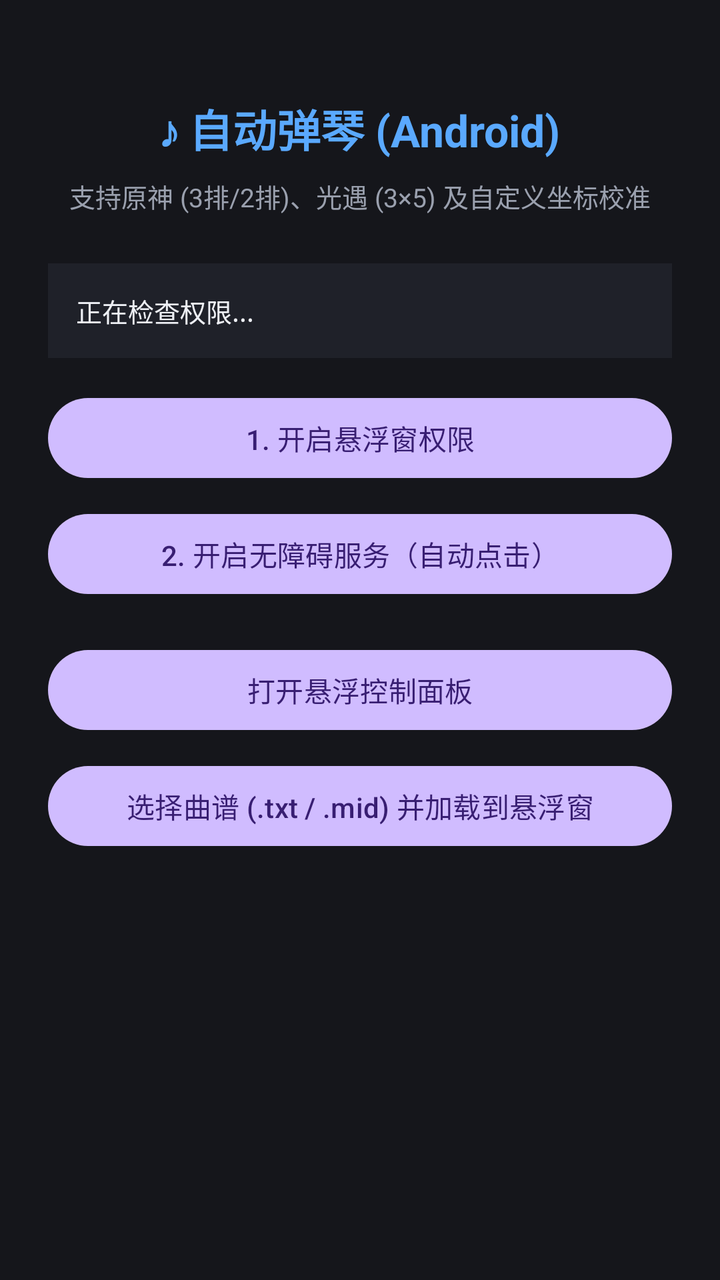
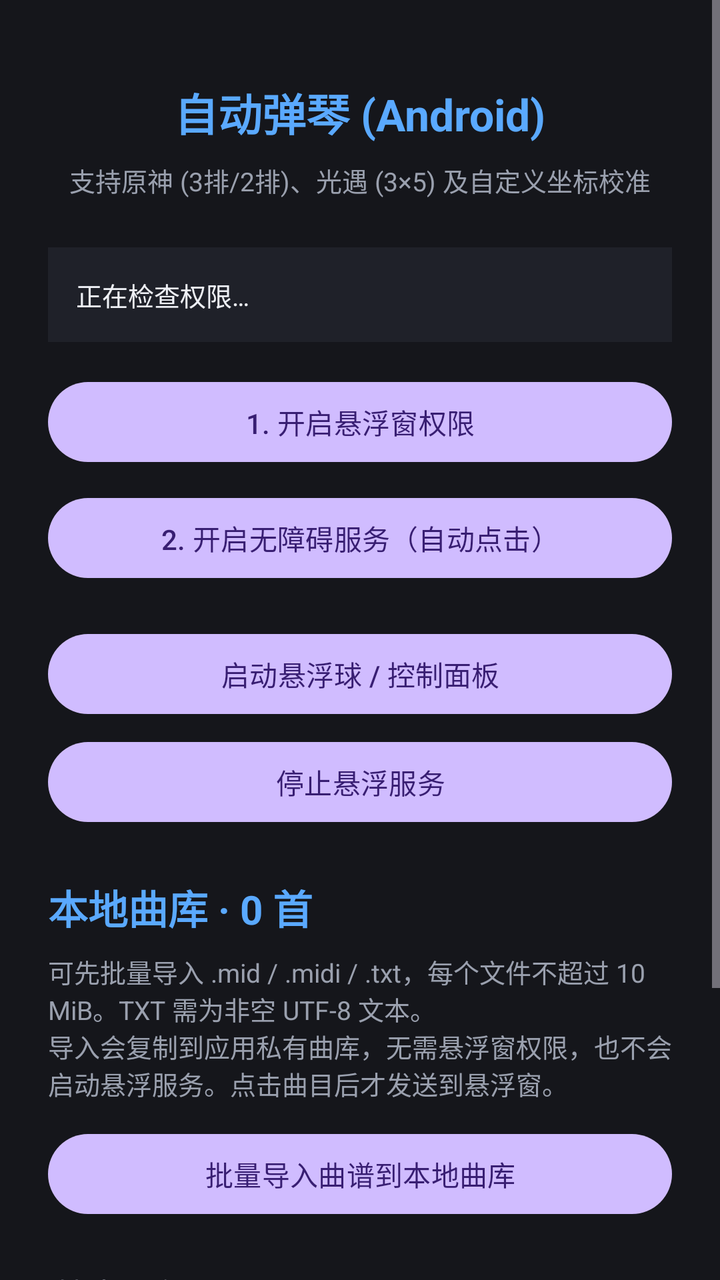

An Android layout rendered at two revisions. The XML below is the earlier revision; the diff shows what the commit changed to produce the second picture.
<!-- AndroidManifest.xml: application theme Theme.Material3.Dark.NoActionBar -->
<!-- res/layout/activity_main.xml -->
<?xml version="1.0" encoding="utf-8"?>
<LinearLayout xmlns:android="http://schemas.android.com/apk/res/android"
    android:layout_width="match_parent"
    android:layout_height="match_parent"
    android:background="#15161b"
    android:gravity="center_horizontal"
    android:orientation="vertical"
    android:padding="24dp">

    <TextView
        android:layout_width="wrap_content"
        android:layout_height="wrap_content"
        android:layout_marginTop="24dp"
        android:text="♪ 自动弹琴 (Android)"
        android:textColor="#5aa9ff"
        android:textSize="22sp"
        android:textStyle="bold" />

    <TextView
        android:layout_width="wrap_content"
        android:layout_height="wrap_content"
        android:layout_marginTop="8dp"
        android:text="支持原神 (3排/2排)、光遇 (3×5) 及自定义坐标校准"
        android:textColor="#9aa0ae"
        android:textSize="13sp" />

    <TextView
        android:id="@+id/tv_perm_status"
        android:layout_width="match_parent"
        android:layout_height="wrap_content"
        android:layout_marginTop="24dp"
        android:background="#1f2129"
        android:padding="14dp"
        android:text="正在检查权限..."
        android:textColor="#eef0f5"
        android:textSize="13sp" />

    <Button
        android:id="@+id/btn_overlay_perm"
        android:layout_width="match_parent"
        android:layout_height="wrap_content"
        android:layout_marginTop="16dp"
        android:text="1. 开启悬浮窗权限" />

    <Button
        android:id="@+id/btn_acc_perm"
        android:layout_width="match_parent"
        android:layout_height="wrap_content"
        android:layout_marginTop="10dp"
        android:text="2. 开启无障碍服务（自动点击）" />

    <Button
        android:id="@+id/btn_start_overlay"
        android:layout_width="match_parent"
        android:layout_height="wrap_content"
        android:layout_marginTop="20dp"
        android:text="打开悬浮控制面板" />

    <Button
        android:id="@+id/btn_pick_score"
        android:layout_width="match_parent"
        android:layout_height="wrap_content"
        android:layout_marginTop="10dp"
        android:text="选择曲谱 (.txt / .mid) 并加载到悬浮窗" />
</LinearLayout>
<!-- resources referenced by this layout -->
<resources>

</resources>

<!-- the commit's change to res/layout/activity_main.xml (unified diff, before → after) -->
@@ -1,65 +1,140 @@
 <?xml version="1.0" encoding="utf-8"?>
-<LinearLayout xmlns:android="http://schemas.android.com/apk/res/android"
+<ScrollView xmlns:android="http://schemas.android.com/apk/res/android"
     android:layout_width="match_parent"
     android:layout_height="match_parent"
     android:background="#15161b"
-    android:gravity="center_horizontal"
-    android:orientation="vertical"
-    android:padding="24dp">
+    android:fillViewport="true"
+    android:scrollbars="vertical">
 
-    <TextView
-        android:layout_width="wrap_content"
-        android:layout_height="wrap_content"
-        android:layout_marginTop="24dp"
-        android:text="♪ 自动弹琴 (Android)"
-        android:textColor="#5aa9ff"
-        android:textSize="22sp"
-        android:textStyle="bold" />
-
-    <TextView
-        android:layout_width="wrap_content"
-        android:layout_height="wrap_content"
-        android:layout_marginTop="8dp"
-        android:text="支持原神 (3排/2排)、光遇 (3×5) 及自定义坐标校准"
-        android:textColor="#9aa0ae"
-        android:textSize="13sp" />
-
-    <TextView
-        android:id="@+id/tv_perm_status"
+    <LinearLayout
         android:layout_width="match_parent"
         android:layout_height="wrap_content"
-        android:layout_marginTop="24dp"
-        android:background="#1f2129"
-        android:padding="14dp"
-        android:text="正在检查权限..."
-        android:textColor="#eef0f5"
-        android:textSize="13sp" />
+        android:gravity="center_horizontal"
+        android:orientation="vertical"
+        android:padding="24dp">
 
-    <Button
-        android:id="@+id/btn_overlay_perm"
-        android:layout_width="match_parent"
-        android:layout_height="wrap_content"
-        android:layout_marginTop="16dp"
-        android:text="1. 开启悬浮窗权限" />
+        <TextView
+            android:layout_width="wrap_content"
+            android:layout_height="wrap_content"
+            android:layout_marginTop="16dp"
+            android:text="自动弹琴 (Android)"
+            android:textColor="#5aa9ff"
+            android:textSize="22sp"
+            android:textStyle="bold" />
 
-    <Button
-        android:id="@+id/btn_acc_perm"
-        android:layout_width="match_parent"
-        android:layout_height="wrap_content"
-        android:layout_marginTop="10dp"
-        android:text="2. 开启无障碍服务（自动点击）" />
+        <TextView
+            android:layout_width="wrap_content"
+            android:layout_height="wrap_content"
+            android:layout_marginTop="8dp"
+            android:text="支持原神 (3排/2排)、光遇 (3×5) 及自定义坐标校准"
+            android:textColor="#9aa0ae"
+            android:textSize="13sp" />
 
-    <Button
-        android:id="@+id/btn_start_overlay"
-        android:layout_width="match_parent"
-        android:layout_height="wrap_content"
-        android:layout_marginTop="20dp"
-        android:text="打开悬浮控制面板" />
+        <TextView
+            android:id="@+id/tv_perm_status"
+            android:layout_width="match_parent"
+            android:layout_height="wrap_content"
+            android:layout_marginTop="24dp"
+            android:background="#1f2129"
+            android:padding="14dp"
+            android:text="正在检查权限…"
+            android:textColor="#eef0f5"
+            android:textSize="13sp" />
 
-    <Button
-        android:id="@+id/btn_pick_score"
-        android:layout_width="match_parent"
-        android:layout_height="wrap_content"
-        android:layout_marginTop="10dp"
-        android:text="选择曲谱 (.txt / .mid) 并加载到悬浮窗" />
-</LinearLayout>
+        <Button
+            android:id="@+id/btn_overlay_perm"
+            android:layout_width="match_parent"
+            android:layout_height="wrap_content"
+            android:layout_marginTop="16dp"
+            android:text="1. 开启悬浮窗权限" />
+
+        <Button
+            android:id="@+id/btn_acc_perm"
+            android:layout_width="match_parent"
+            android:layout_height="wrap_content"
+            android:layout_marginTop="10dp"
+            android:text="2. 开启无障碍服务（自动点击）" />
+
+        <Button
+            android:id="@+id/btn_start_overlay"
+            android:layout_width="match_parent"
+            android:layout_height="wrap_content"
+            android:layout_marginTop="20dp"
+            android:text="启动悬浮球 / 控制面板" />
+
+        <Button
+            android:id="@+id/btn_stop_overlay"
+            android:layout_width="match_parent"
+            android:layout_height="wrap_content"
+            android:layout_marginTop="6dp"
+            android:text="停止悬浮服务" />
+
+        <TextView
+            android:id="@+id/tv_library_count"
+            android:layout_width="match_parent"
+            android:layout_height="wrap_content"
+            android:layout_marginTop="24dp"
+            android:text="本地曲库 · 0 首"
+            android:textColor="#5aa9ff"
+            android:textSize="20sp"
+            android:textStyle="bold" />
+
+        <TextView
+            android:layout_width="match_parent"
+            android:layout_height="wrap_content"
+            android:layout_marginTop="8dp"
+            android:text="可先批量导入 .mid / .midi / .txt，每个文件不超过 10 MiB。TXT 需为非空 UTF-8 文本。\n导入会复制到应用私有曲库，无需悬浮窗权限，也不会启动悬浮服务。点击曲目后才发送到悬浮窗。"
+            android:textColor="#9aa0ae"
+            android:textSize="13sp" />
+
+        <Button
+            android:id="@+id/btn_pick_score"
+            android:layout_width="match_parent"
+            android:layout_height="wrap_content"
+            android:layout_marginTop="12dp"
+            android:text="批量导入曲谱到本地曲库" />
+
+        <EditText
+            android:id="@+id/et_library_search"
+            android:layout_width="match_parent"
+            android:layout_height="wrap_content"
+            android:layout_marginTop="10dp"
+            android:backgroundTint="#5aa9ff"
+            android:hint="搜索曲名"
+            android:imeOptions="actionSearch"
+            android:inputType="text"
+            android:minHeight="48dp"
+            android:singleLine="true"
+            android:textColor="#eef0f5"
+            android:textColorHint="#9aa0ae"
+            android:textSize="16sp" />
+
+        <TextView
+            android:id="@+id/tv_library_status"
+            android:layout_width="match_parent"
+            android:layout_height="wrap_content"
+            android:layout_marginTop="8dp"
+            android:background="#1f2129"
+            android:padding="12dp"
+            android:text="曲库文件保存在本机；清除应用数据或卸载应用会移除曲库。"
+            android:textColor="#eef0f5"
+            android:textSize="13sp" />
+
+        <TextView
+            android:id="@+id/tv_library_empty"
+            android:layout_width="match_parent"
+            android:layout_height="wrap_content"
+            android:layout_marginTop="14dp"
+            android:padding="12dp"
+            android:text="尚未导入曲谱，请先批量导入文件。"
+            android:textColor="#9aa0ae"
+            android:textSize="14sp" />
+
+        <LinearLayout
+            android:id="@+id/library_list"
+            android:layout_width="match_parent"
+            android:layout_height="wrap_content"
+            android:layout_marginTop="8dp"
+            android:orientation="vertical" />
+    </LinearLayout>
+</ScrollView>
